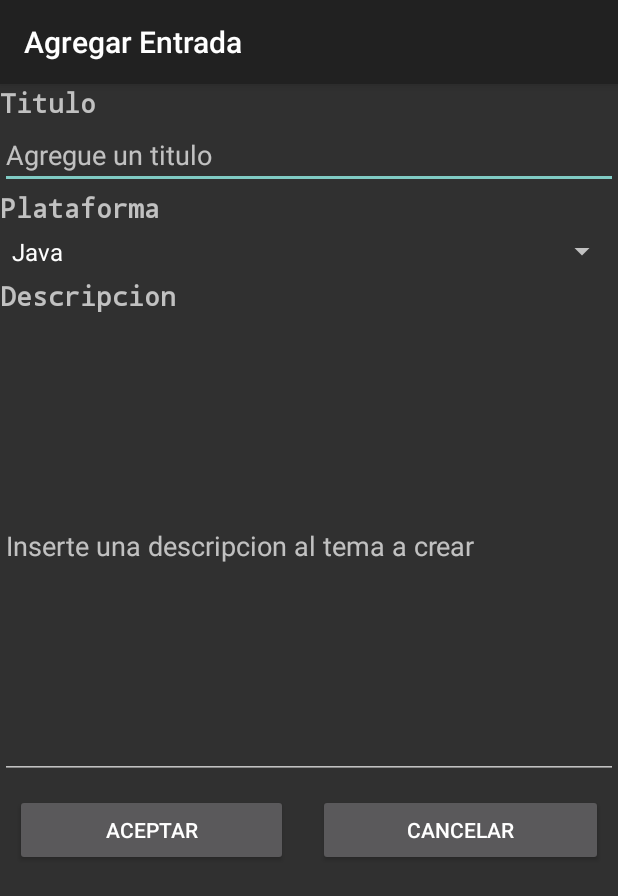
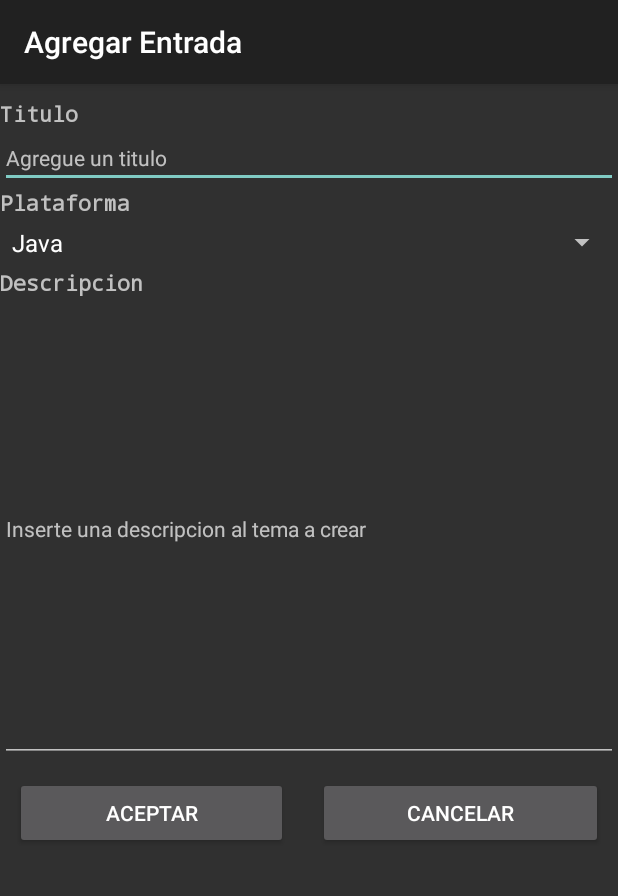
Before and after one commit to DanielOy/PracticasAndroidApp, an Android app: the AddForoActivity screen opened directly, with no data from a screen before it, on a phone screen of 412 x 824 dp. Shown: the top 896 px of the screen. Run offline under Robolectric (Android 15) with nearby library versions, the phone set to English and light mode, and no system bars.

Commit message:
weeee no jala :v

```diff
--- a/app/src/main/AndroidManifest.xml
+++ b/app/src/main/AndroidManifest.xml
@@ -50,7 +50,8 @@
             android:label="@string/title_activity_maps" />
         <activity
             android:name=".SettingsActivity"
-            android:label="@string/title_activity_settings" />
+            android:label="Configuraciones"
+            android:theme="@style/Theme.AppCompat"/>
         <activity android:name=".MensajesActivity" />
         <activity android:name=".UploadActivity" />
         <activity android:name=".CirculosActivity" />
--- a/app/src/main/res/layout/activity_add_foro.xml
+++ b/app/src/main/res/layout/activity_add_foro.xml
@@ -15,9 +15,10 @@
             android:id="@+id/textView15"
             android:layout_width="match_parent"
             android:layout_height="wrap_content"
+            android:layout_marginTop="10dp"
             android:fontFamily="monospace"
             android:text="Titulo"
-            android:textSize="18sp"
+            android:textSize="14sp"
             android:textStyle="bold" />
 
         <EditText
@@ -26,7 +27,8 @@
             android:layout_height="wrap_content"
             android:ems="10"
             android:hint="Agregue un titulo"
-            android:inputType="textPersonName" />
+            android:inputType="textPersonName"
+            android:textSize="14sp" />
 
         <TextView
             android:id="@+id/textView17"
@@ -34,7 +36,7 @@
             android:layout_height="wrap_content"
             android:fontFamily="monospace"
             android:text="Plataforma"
-            android:textSize="18sp"
+            android:textSize="14sp"
             android:textStyle="bold" />
 
         <Spinner
@@ -49,7 +51,7 @@
             android:layout_height="wrap_content"
             android:fontFamily="monospace"
             android:text="Descripcion"
-            android:textSize="18sp"
+            android:textSize="14sp"
             android:textStyle="bold" />
 
         <EditText
@@ -58,7 +60,8 @@
             android:layout_height="310dp"
             android:ems="10"
             android:hint="Inserte una descripcion al tema a crear"
-            android:inputType="textMultiLine" />
+            android:inputType="textMultiLine"
+            android:textSize="14sp" />
 
         <LinearLayout
             android:layout_width="match_parent"
--- a/app/src/main/res/layout/fragment_foro_principal.xml
+++ b/app/src/main/res/layout/fragment_foro_principal.xml
@@ -55,7 +55,7 @@
             </LinearLayout>
 
             <ListView
-                android:id="@+id/entradasForo"
+                android:id="@+id/entradaforo"
                 android:layout_width="match_parent"
                 android:layout_height="554dp">
 
```
Also changed, not shown: app/src/main/java/com/example/danny/apprepositorio/ForoActivity.java (+0 -52 lines), app/src/main/java/com/example/danny/apprepositorio/ForoPrincipalFragment.java (+68 -0 lines).
